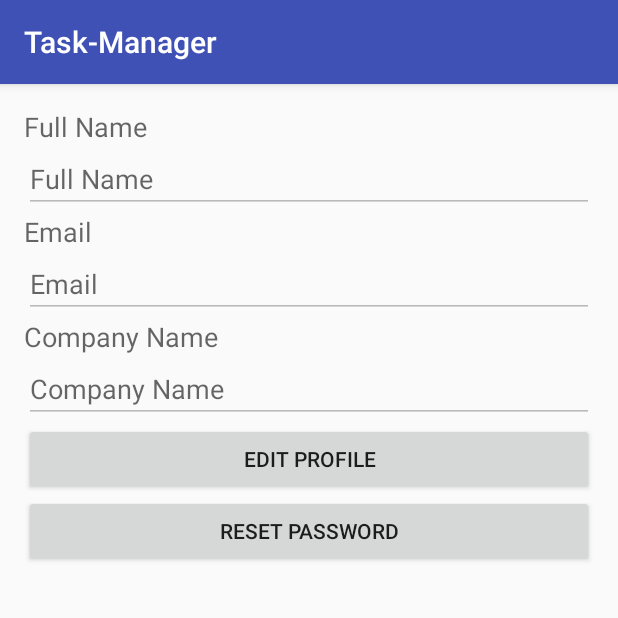
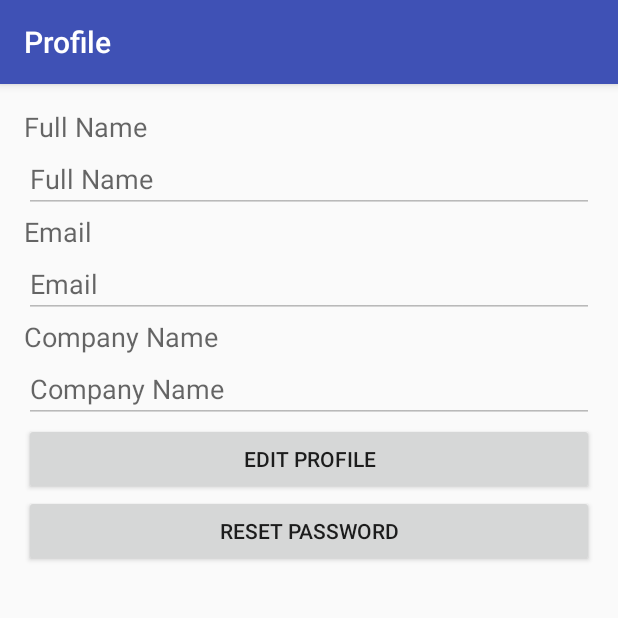
Before and after one commit to mnahm5/Task-Manager, an Android app: the Home screen opened directly, with no data from a screen before it, in the options menu, after a tap on "Profile", on a phone screen of 412 x 824 dp, the top half of it. Run offline under Robolectric (Android 15) with nearby library versions, the phone set to English and light mode, and no system bars.

Commit message:
Added titles

```diff
--- a/app/src/main/java/com/example/mnahm5/task_manager/Home.java
+++ b/app/src/main/java/com/example/mnahm5/task_manager/Home.java
@@ -20,6 +20,7 @@ public class Home extends AppCompatActivity {
         setContentView(R.layout.activity_home);
         Toolbar toolbar = (Toolbar) findViewById(R.id.toolbar);
         setSupportActionBar(toolbar);
+        setTitle("Home Page");
 
         final TextView tvCompanyName = (TextView) findViewById(R.id.tvCompanyName);
         final Intent intent = getIntent();
--- a/app/src/main/java/com/example/mnahm5/task_manager/Login.java
+++ b/app/src/main/java/com/example/mnahm5/task_manager/Login.java
@@ -23,6 +23,7 @@ public class Login extends AppCompatActivity {
     protected void onCreate(Bundle savedInstanceState) {
         super.onCreate(savedInstanceState);
         setContentView(R.layout.activity_login);
+        setTitle("Login");
 
         final EditText etUsername = (EditText) findViewById(R.id.etUsername);
         final EditText etPassword = (EditText) findViewById(R.id.etPassword);
--- a/app/src/main/java/com/example/mnahm5/task_manager/MainActivity.java
+++ b/app/src/main/java/com/example/mnahm5/task_manager/MainActivity.java
@@ -12,6 +12,7 @@ public class MainActivity extends AppCompatActivity {
     protected void onCreate(Bundle savedInstanceState) {
         super.onCreate(savedInstanceState);
         setContentView(R.layout.activity_main);
+        setTitle("Task Manager");
 
         final Button btRegisterPage = (Button) findViewById(R.id.btRegisterPage);
         final Button btLoginPage = (Button) findViewById(R.id.btLoginPage);
--- a/app/src/main/java/com/example/mnahm5/task_manager/Profile.java
+++ b/app/src/main/java/com/example/mnahm5/task_manager/Profile.java
@@ -16,6 +16,7 @@ public class Profile extends AppCompatActivity {
     protected void onCreate(Bundle savedInstanceState) {
         super.onCreate(savedInstanceState);
         setContentView(R.layout.activity_profile);
+        setTitle("Profile");
 
         final EditText etFullName = (EditText) findViewById(R.id.etFullName);
         final EditText etEmail = (EditText) findViewById(R.id.etEmail);
--- a/app/src/main/java/com/example/mnahm5/task_manager/Register.java
+++ b/app/src/main/java/com/example/mnahm5/task_manager/Register.java
@@ -22,6 +22,7 @@ public class Register extends AppCompatActivity {
     protected void onCreate(Bundle savedInstanceState) {
         super.onCreate(savedInstanceState);
         setContentView(R.layout.activity_register);
+        setTitle("Registration Page");
 
         final EditText etUsername = (EditText) findViewById(R.id.etUsername);
         final EditText etPassword = (EditText) findViewById(R.id.etPassword);
--- a/app/src/main/java/com/example/mnahm5/task_manager/ResetPassword.java
+++ b/app/src/main/java/com/example/mnahm5/task_manager/ResetPassword.java
@@ -9,8 +9,6 @@ public class ResetPassword extends AppCompatActivity {
     protected void onCreate(Bundle savedInstanceState) {
         super.onCreate(savedInstanceState);
         setContentView(R.layout.activity_reset_password);
-
-
-
+        setTitle("Reset Password");
     }
 }
--- a/app/src/main/res/menu/menu_home.xml
+++ b/app/src/main/res/menu/menu_home.xml
@@ -5,6 +5,7 @@
     <item
         android:id="@+id/action_profile"
         android:orderInCategory="100"
-        android:title="Profile"
+        android:title="@string/profile"
         app:showAsAction="never" />
+
 </menu>
--- a/app/src/main/res/values/strings.xml
+++ b/app/src/main/res/values/strings.xml
@@ -13,4 +13,5 @@
     <string name="title_activity_home">Home</string>
     <string name="edit_profile">Edit Profile</string>
     <string name="reset_password">Reset Password</string>
+    <string name="profile">Profile</string>
 </resources>
```
